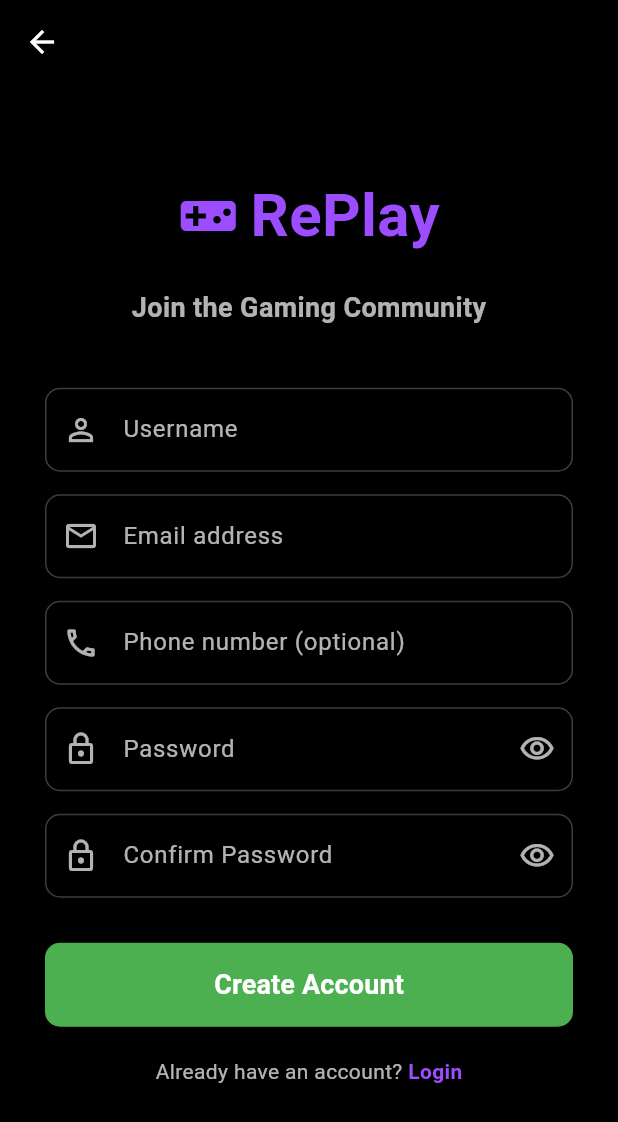
After one commit to lordseddik/MobDev-App, a Flutter app: the screen it shows after launch, after a tap on "Get Started", after a tap on "Sign Up", on a phone screen of 412 x 824 dp. The commit adds this screen. Shown: the top 1122 px of the screen. Run offline on Flutter 3.47's test engine with Material 3 defaults, Android fonts, the light colour scheme and no system bars; our stand-ins replace flutter_dotenv, supabase_flutter; accounts and stored records are empty.

Commit message:
added the login and register authentication

```diff
--- a/app/lib/screens/login_screen.dart
+++ b/app/lib/screens/login_screen.dart
@@ -1,8 +1,79 @@
+// FILE: lib/screens/login_screen.dart
+
 import 'package:flutter/material.dart';
+import '../services/auth_service.dart';
 import 'home_screen.dart';
+import 'register_screen.dart';
 
-class LoginScreen extends StatelessWidget {
+class LoginScreen extends StatefulWidget {
   const LoginScreen({super.key});
+
+  @override
+  State<LoginScreen> createState() => _LoginScreenState();
+}
+
+class _LoginScreenState extends State<LoginScreen> {
+  final AuthService _authService = AuthService();
+  final TextEditingController _emailController = TextEditingController();
+  final TextEditingController _passwordController = TextEditingController();
+  bool _isLoading = false;
+  bool _obscurePassword = true;
+
+  @override
+  void dispose() {
+    _emailController.dispose();
+    _passwordController.dispose();
+    super.dispose();
+  }
+
+  Future<void> _handleLogin() async {
+    // Validate inputs
+    if (_emailController.text.trim().isEmpty) {
+      _showErrorSnackbar('Please enter your email');
+      return;
+    }
+    if (_passwordController.text.isEmpty) {
+      _showErrorSnackbar('Please enter your password');
+      return;
+    }
+
+    setState(() => _isLoading = true);
+
+    try {
+      final user = await _authService.signIn(
+        _emailController.text.trim(),
+        _passwordController.text,
+      );
+
+      if (user != null && mounted) {
+        // Navigate to home screen
+        Navigator.pushReplacement(
+          context,
+          MaterialPageRoute(builder: (context) => const HomeScreen()),
+        );
+      } else if (mounted) {
+        _showErrorSnackbar('Invalid email or password');
+      }
+    } catch (e) {
+      if (mounted) {
+        _showErrorSnackbar('Login failed: ${e.toString()}');
+      }
+    } finally {
+      if (mounted) {
+        setState(() => _isLoading = false);
+      }
+    }
+  }
+
+  void _showErrorSnackbar(String message) {
+    ScaffoldMessenger.of(context).showSnackBar(
+      SnackBar(
+        content: Text(message),
+        backgroundColor: Colors.red,
+        behavior: SnackBarBehavior.floating,
+      ),
+    );
+  }
 
   @override
   Widget build(BuildContext context) {
@@ -14,16 +85,15 @@ class LoginScreen extends StatelessWidget {
           child: Column(
             mainAxisAlignment: MainAxisAlignment.center,
             children: [
-              Row(
+              const Row(
                 mainAxisAlignment: MainAxisAlignment.center,
-                children: const [
+                children: [
                   Icon(
                     Icons.videogame_asset,
                     color: Color(0xFF9C4DFF),
                     size: 40,
                   ),
                   SizedBox(width: 8),
-
                   Text(
                     'RePlay',
                     style: TextStyle(
@@ -34,9 +104,7 @@ class LoginScreen extends StatelessWidget {
                   ),
                 ],
               ),
-
               const SizedBox(height: 20),
-
               const Text(
                 'Unlock Your Gaming Universe',
                 style: TextStyle(
@@ -45,10 +113,13 @@ class LoginScreen extends StatelessWidget {
                   fontWeight: FontWeight.w600,
                 ),
               ),
-
               const SizedBox(height: 40),
 
+              // Email TextField
               TextField(
+                controller: _emailController,
+                enabled: !_isLoading,
+                keyboardType: TextInputType.emailAddress,
                 style: const TextStyle(color: Colors.white),
                 decoration: InputDecoration(
                   prefixIcon: const Icon(
@@ -67,18 +138,37 @@ class LoginScreen extends StatelessWidget {
                     borderRadius: BorderRadius.circular(10),
                     borderSide: const BorderSide(color: Color(0xFF9C4DFF)),
                   ),
+                  disabledBorder: OutlineInputBorder(
+                    borderRadius: BorderRadius.circular(10),
+                    borderSide: const BorderSide(color: Colors.white12),
                   ),
                 ),
-
+              ),
               const SizedBox(height: 15),
 
+              // Password TextField
               TextField(
-                obscureText: true,
+                controller: _passwordController,
+                enabled: !_isLoading,
+                obscureText: _obscurePassword,
                 style: const TextStyle(color: Colors.white),
                 decoration: InputDecoration(
                   prefixIcon: const Icon(
                     Icons.lock_outline,
                     color: Colors.white70,
+                  ),
+                  suffixIcon: IconButton(
+                    icon: Icon(
+                      _obscurePassword
+                          ? Icons.visibility_outlined
+                          : Icons.visibility_off_outlined,
+                      color: Colors.white70,
+                    ),
+                    onPressed: () {
+                      setState(() {
+                        _obscurePassword = !_obscurePassword;
+                      });
+                    },
                   ),
                   hintText: 'Password',
                   hintStyle: const TextStyle(color: Colors.white70),
@@ -92,28 +182,37 @@ class LoginScreen extends StatelessWidget {
                     borderRadius: BorderRadius.circular(10),
                     borderSide: const BorderSide(color: Color(0xFF9C4DFF)),
                   ),
+                  disabledBorder: OutlineInputBorder(
+                    borderRadius: BorderRadius.circular(10),
+                    borderSide: const BorderSide(color: Colors.white12),
                   ),
                 ),
-
+              ),
               const SizedBox(height: 30),
 
+              // Login Button
               SizedBox(
                 width: double.infinity,
                 child: ElevatedButton(
-                  onPressed: () {
-                    Navigator.pushReplacement(
-                      context,
-                      MaterialPageRoute(builder: (context) => HomeScreen()),
-                    );
-                  },
+                  onPressed: _isLoading ? null : _handleLogin,
                   style: ElevatedButton.styleFrom(
                     backgroundColor: const Color(0xFF9C4DFF),
+                    disabledBackgroundColor: const Color(0xFF9C4DFF).withOpacity(0.5),
                     padding: const EdgeInsets.symmetric(vertical: 15),
                     shape: RoundedRectangleBorder(
                       borderRadius: BorderRadius.circular(10),
                     ),
                   ),
-                  child: const Text(
+                  child: _isLoading
+                      ? const SizedBox(
+                          height: 20,
+                          width: 20,
+                          child: CircularProgressIndicator(
+                            color: Colors.white,
+                            strokeWidth: 2,
+                          ),
+                        )
+                      : const Text(
                           'Login',
                           style: TextStyle(
                             fontSize: 18,
@@ -123,15 +222,25 @@ class LoginScreen extends StatelessWidget {
                         ),
                 ),
               ),
-
               const SizedBox(height: 15),
 
+              // Sign Up Button
               SizedBox(
                 width: double.infinity,
                 child: ElevatedButton(
-                  onPressed: () {},
+                  onPressed: _isLoading
+                      ? null
+                      : () {
+                          Navigator.push(
+                            context,
+                            MaterialPageRoute(
+                              builder: (context) => const RegisterScreen(),
+                            ),
+                          );
+                        },
                   style: ElevatedButton.styleFrom(
                     backgroundColor: Colors.green,
+                    disabledBackgroundColor: Colors.green.withOpacity(0.5),
                     padding: const EdgeInsets.symmetric(vertical: 15),
                     shape: RoundedRectangleBorder(
                       borderRadius: BorderRadius.circular(10),
@@ -147,9 +256,7 @@ class LoginScreen extends StatelessWidget {
                   ),
                 ),
               ),
-
               const SizedBox(height: 40),
-
               const Icon(
                 Icons.videogame_asset_outlined,
                 color: Colors.white70,
--- /dev/null
+++ b/app/lib/screens/register_screen.dart
@@ -0,0 +1,404 @@
+// FILE: lib/screens/register_screen.dart
+
+import 'package:flutter/material.dart';
+import '../services/auth_service.dart';
+import 'home_screen.dart';
+
+class RegisterScreen extends StatefulWidget {
+  const RegisterScreen({super.key});
+
+  @override
+  State<RegisterScreen> createState() => _RegisterScreenState();
+}
+
+class _RegisterScreenState extends State<RegisterScreen> {
+  final AuthService _authService = AuthService();
+  final TextEditingController _userNameController = TextEditingController();
+  final TextEditingController _emailController = TextEditingController();
+  final TextEditingController _phoneController = TextEditingController();
+  final TextEditingController _passwordController = TextEditingController();
+  final TextEditingController _confirmPasswordController = TextEditingController();
+  bool _isLoading = false;
+  bool _obscurePassword = true;
+  bool _obscureConfirmPassword = true;
+
+  @override
+  void dispose() {
+    _userNameController.dispose();
+    _emailController.dispose();
+    _phoneController.dispose();
+    _passwordController.dispose();
+    _confirmPasswordController.dispose();
+    super.dispose();
+  }
+
+  Future<void> _handleSignUp() async {
+    // Validate inputs
+    if (_userNameController.text.trim().isEmpty) {
+      _showErrorSnackbar('Please enter your username');
+      return;
+    }
+    if (_emailController.text.trim().isEmpty) {
+      _showErrorSnackbar('Please enter your email');
+      return;
+    }
+    if (_passwordController.text.isEmpty) {
+      _showErrorSnackbar('Please enter your password');
+      return;
+    }
+    if (_passwordController.text.length < 6) {
+      _showErrorSnackbar('Password must be at least 6 characters');
+      return;
+    }
+    if (_passwordController.text != _confirmPasswordController.text) {
+      _showErrorSnackbar('Passwords do not match');
+      return;
+    }
+
+    setState(() => _isLoading = true);
+
+    try {
+      int? phoneNum;
+      if (_phoneController.text.trim().isNotEmpty) {
+        phoneNum = int.tryParse(_phoneController.text.trim());
+      }
+
+      final user = await _authService.signUp(
+        email: _emailController.text.trim(),
+        password: _passwordController.text,
+        userName: _userNameController.text.trim(),
+        phoneNum: phoneNum,
+      );
+
+      if (user != null && mounted) {
+        _showSuccessSnackbar('Account created successfully!');
+
+        // Navigate to home screen
+        Navigator.pushReplacement(
+          context,
+          MaterialPageRoute(builder: (context) => const HomeScreen()),
+        );
+      } else if (mounted) {
+        _showErrorSnackbar('Registration failed. Please try again.');
+      }
+    } catch (e) {
+      if (mounted) {
+        _showErrorSnackbar('Sign up failed: ${e.toString()}');
+      }
+    } finally {
+      if (mounted) {
+        setState(() => _isLoading = false);
+      }
+    }
+  }
+
+  void _showErrorSnackbar(String message) {
+    ScaffoldMessenger.of(context).showSnackBar(
+      SnackBar(
+        content: Text(message),
+        backgroundColor: Colors.red,
+        behavior: SnackBarBehavior.floating,
+      ),
+    );
+  }
+
+  void _showSuccessSnackbar(String message) {
+    ScaffoldMessenger.of(context).showSnackBar(
+      SnackBar(
+        content: Text(message),
+        backgroundColor: Colors.green,
+        behavior: SnackBarBehavior.floating,
+      ),
+    );
+  }
+
+  @override
+  Widget build(BuildContext context) {
+    return Scaffold(
+      backgroundColor: Colors.black,
+      appBar: AppBar(
+        backgroundColor: Colors.transparent,
+        elevation: 0,
+        leading: IconButton(
+          icon: const Icon(Icons.arrow_back, color: Colors.white),
+          onPressed: () => Navigator.pop(context),
+        ),
+      ),
+      body: Center(
+        child: SingleChildScrollView(
+          padding: const EdgeInsets.symmetric(horizontal: 30),
+          child: Column(
+            mainAxisAlignment: MainAxisAlignment.center,
+            children: [
+              const Row(
+                mainAxisAlignment: MainAxisAlignment.center,
+                children: [
+                  Icon(
+                    Icons.videogame_asset,
+                    color: Color(0xFF9C4DFF),
+                    size: 40,
+                  ),
+                  SizedBox(width: 8),
+                  Text(
+                    'RePlay',
+                    style: TextStyle(
+                      color: Color(0xFF9C4DFF),
+                      fontSize: 40,
+                      fontWeight: FontWeight.bold,
+                    ),
+                  ),
+                ],
+              ),
+              const SizedBox(height: 20),
+              const Text(
+                'Join the Gaming Community',
+                style: TextStyle(
+                  color: Colors.white70,
+                  fontSize: 18,
+                  fontWeight: FontWeight.w600,
+                ),
+              ),
+              const SizedBox(height: 40),
+
+              // Username TextField
+              TextField(
+                controller: _userNameController,
+                enabled: !_isLoading,
+                style: const TextStyle(color: Colors.white),
+                decoration: InputDecoration(
+                  prefixIcon: const Icon(
+                    Icons.person_outline,
+                    color: Colors.white70,
+                  ),
+                  hintText: 'Username',
+                  hintStyle: const TextStyle(color: Colors.white70),
+                  filled: true,
+                  fillColor: Colors.transparent,
+                  enabledBorder: OutlineInputBorder(
+                    borderRadius: BorderRadius.circular(10),
+                    borderSide: const BorderSide(color: Colors.white24),
+                  ),
+                  focusedBorder: OutlineInputBorder(
+                    borderRadius: BorderRadius.circular(10),
+                    borderSide: const BorderSide(color: Color(0xFF9C4DFF)),
+                  ),
+                  disabledBorder: OutlineInputBorder(
+                    borderRadius: BorderRadius.circular(10),
+                    borderSide: const BorderSide(color: Colors.white12),
+                  ),
+                ),
+              ),
+              const SizedBox(height: 15),
+
+              // Email TextField
+              TextField(
+                controller: _emailController,
+                enabled: !_isLoading,
+                keyboardType: TextInputType.emailAddress,
+                style: const TextStyle(color: Colors.white),
+                decoration: InputDecoration(
+                  prefixIcon: const Icon(
+                    Icons.email_outlined,
+                    color: Colors.white70,
+                  ),
+                  hintText: 'Email address',
+                  hintStyle: const TextStyle(color: Colors.white70),
+                  filled: true,
+                  fillColor: Colors.transparent,
+                  enabledBorder: OutlineInputBorder(
+                    borderRadius: BorderRadius.circular(10),
+                    borderSide: const BorderSide(color: Colors.white24),
+                  ),
+                  focusedBorder: OutlineInputBorder(
+                    borderRadius: BorderRadius.circular(10),
+                    borderSide: const BorderSide(color: Color(0xFF9C4DFF)),
+                  ),
+                  disabledBorder: OutlineInputBorder(
+                    borderRadius: BorderRadius.circular(10),
+                    borderSide: const BorderSide(color: Colors.white12),
+                  ),
+                ),
+              ),
+              const SizedBox(height: 15),
+
+              // Phone TextField (Optional)
+              TextField(
+                controller: _phoneController,
+                enabled: !_isLoading,
+                keyboardType: TextInputType.phone,
+                style: const TextStyle(color: Colors.white),
+                decoration: InputDecoration(
+                  prefixIcon: const Icon(
+                    Icons.phone_outlined,
+                    color: Colors.white70,
+                  ),
+                  hintText: 'Phone number (optional)',
+                  hintStyle: const TextStyle(color: Colors.white70),
+                  filled: true,
+                  fillColor: Colors.transparent,
+                  enabledBorder: OutlineInputBorder(
+                    borderRadius: BorderRadius.circular(10),
+                    borderSide: const BorderSide(color: Colors.white24),
+                  ),
+                  focusedBorder: OutlineInputBorder(
+                    borderRadius: BorderRadius.circular(10),
+                    borderSide: const BorderSide(color: Color(0xFF9C4DFF)),
+                  ),
+                  disabledBorder: OutlineInputBorder(
+                    borderRadius: BorderRadius.circular(10),
+                    borderSide: const BorderSide(color: Colors.white12),
+                  ),
+                ),
+              ),
+              const SizedBox(height: 15),
+
+              // Password TextField
+              TextField(
+                controller: _passwordController,
+                enabled: !_isLoading,
+                obscureText: _obscurePassword,
+                style: const TextStyle(color: Colors.white),
+                decoration: InputDecoration(
+                  prefixIcon: const Icon(
+                    Icons.lock_outline,
+                    color: Colors.white70,
+                  ),
+                  suffixIcon: IconButton(
+                    icon: Icon(
+                      _obscurePassword
+                          ? Icons.visibility_outlined
+                          : Icons.visibility_off_outlined,
+                      color: Colors.white70,
+                    ),
+                    onPressed: () {
+                      setState(() {
+                        _obscurePassword = !_obscurePassword;
+                      });
+                    },
+                  ),
+                  hintText: 'Password',
+                  hintStyle: const TextStyle(color: Colors.white70),
+                  filled: true,
+                  fillColor: Colors.transparent,
+                  enabledBorder: OutlineInputBorder(
+                    borderRadius: BorderRadius.circular(10),
+                    borderSide: const BorderSide(color: Colors.white24),
+                  ),
+                  focusedBorder: OutlineInputBorder(
+                    borderRadius: BorderRadius.circular(10),
+                    borderSide: const BorderSide(color: Color(0xFF9C4DFF)),
+                  ),
+                  disabledBorder: OutlineInputBorder(
+                    borderRadius: BorderRadius.circular(10),
+                    borderSide: const BorderSide(color: Colors.white12),
+                  ),
+                ),
+              ),
+              const SizedBox(height: 15),
+
+              // Confirm Password TextField
+              TextField(
+                controller: _confirmPasswordController,
+                enabled: !_isLoading,
+                obscureText: _obscureConfirmPassword,
+                style: const TextStyle(color: Colors.white),
+                decoration: InputDecoration(
+                  prefixIcon: const Icon(
+                    Icons.lock_outline,
+                    color: Colors.white70,
+                  ),
+                  suffixIcon: IconButton(
+                    icon: Icon(
+                      _obscureConfirmPassword
+                          ? Icons.visibility_outlined
+                          : Icons.visibility_off_outlined,
+                      color: Colors.white70,
+                    ),
+                    onPressed: () {
+                      setState(() {
+                        _obscureConfirmPassword = !_obscureConfirmPassword;
+                      });
+                    },
+                  ),
+                  hintText: 'Confirm Password',
+                  hintStyle: const TextStyle(color: Colors.white70),
+                  filled: true,
+                  fillColor: Colors.transparent,
+                  enabledBorder: OutlineInputBorder(
+                    borderRadius: BorderRadius.circular(10),
+                    borderSide: const BorderSide(color: Colors.white24),
+                  ),
+                  focusedBorder: OutlineInputBorder(
+                    borderRadius: BorderRadius.circular(10),
+                    borderSide: const BorderSide(color: Color(0xFF9C4DFF)),
+                  ),
+                  disabledBorder: OutlineInputBorder(
+                    borderRadius: BorderRadius.circular(10),
+                    borderSide: const BorderSide(color: Colors.white12),
+                  ),
+                ),
+              ),
+              const SizedBox(height: 30),
+
+              // Sign Up Button
+              SizedBox(
+                width: double.infinity,
+                child: ElevatedButton(
+                  onPressed: _isLoading ? null : _handleSignUp,
+                  style: ElevatedButton.styleFrom(
+                    backgroundColor: Colors.green,
+                    disabledBackgroundColor: Colors.green.withOpacity(0.5),
+                    padding: const EdgeInsets.symmetric(vertical: 15),
+                    shape: RoundedRectangleBorder(
+                      borderRadius: BorderRadius.circular(10),
+                    ),
+                  ),
+                  child: _isLoading
+                      ? const SizedBox(
+                          height: 20,
+                          width: 20,
+                          child: CircularProgressIndicator(
+                            color: Colors.white,
+                            strokeWidth: 2,
+                          ),
+                        )
+                      : const Text(
+                          'Create Account',
+                          style: TextStyle(
+                            fontSize: 18,
+                            fontWeight: FontWeight.bold,
+                            color: Colors.white,
+                          ),
+                        ),
+                ),
+              ),
+              const SizedBox(height: 20),
+
+              // Already have an account
+              Row(
+                mainAxisAlignment: MainAxisAlignment.center,
+                children: [
+                  const Text(
+                    'Already have an account? ',
+                    style: TextStyle(color: Colors.white70),
+                  ),
+                  GestureDetector(
+                    onTap: _isLoading ? null : () => Navigator.pop(context),
+                    child: const Text(
+                      'Login',
+                      style: TextStyle(
+                        color: Color(0xFF9C4DFF),
+                        fontWeight: FontWeight.bold,
+                      ),
+                    ),
+                  ),
+                ],
+              ),
+              const SizedBox(height: 40),
+            ],
+          ),
+        ),
+      ),
+    );
+  }
+}
--- /dev/null
+++ b/app/lib/services/auth_service.dart
@@ -0,0 +1,103 @@
+// FILE: lib/services/auth_service.dart
+
+import 'package:supabase_flutter/supabase_flutter.dart';
+import 'supabase_service.dart';
+import '../models/user_model.dart';
+import 'user_service.dart';
+
+class AuthService {
+  final _supabase = SupabaseService.client;
+  final _userService = UserService();
+
+  // Sign Up - Creates auth user AND database user record
+  Future<User?> signUp({
+    required String email,
+    required String password,
+    required String userName,
+    int? phoneNum,
+    String? imageUrl,
+  }) async {
+    try {
+      // 1. Create auth user
+      final authResponse = await _supabase.auth.signUp(
+        email: email,
+        password: password,
+      );
+
+      if (authResponse.user != null) {
+        // 2. Create user record in database
+        final userModel = UserModel(
+          userName: userName,
+          email: email,
+          phoneNum: phoneNum,
+          password: password, // In production, don't store plain passwords!
+          imageUrl: imageUrl,
+        );
+
+        await _userService.createUser(userModel);
+
+        return authResponse.user;
+      }
+
+      return null;
+    } catch (e) {
+      print('Error signing up: $e');
+      rethrow;
+    }
+  }
+
+  // Sign In
+  Future<User?> signIn(String email, String password) async {
+    try {
+      final response = await _supabase.auth.signInWithPassword(
+        email: email,
+        password: password,
+      );
+
+      return response.user;
+    } catch (e) {
+      print('Error signing in: $e');
+      rethrow;
+    }
+  }
+
+  // Sign Out
+  Future<void> signOut() async {
+    try {
+      await _supabase.auth.signOut();
+    } catch (e) {
+      print('Error signing out: $e');
+      rethrow;
+    }
+  }
+
+  // Get Current User
+  User? getCurrentUser() {
+    return _supabase.auth.currentUser;
+  }
+
+  // Check if user is signed in
+  bool isSignedIn() {
+    return _supabase.auth.currentUser != null;
+  }
+
+  // Listen to auth state changes
+  Stream<AuthState> get authStateChanges {
+    return _supabase.auth.onAuthStateChange;
+  }
+
+  // Get user ID
+  String? getUserId() {
+    return _supabase.auth.currentUser?.id;
+  }
+
+  // Reset Password
+  Future<void> resetPassword(String email) async {
+    try {
+      await _supabase.auth.resetPasswordForEmail(email);
+    } catch (e) {
+      print('Error resetting password: $e');
+      rethrow;
+    }
+  }
+}
```
Lines whose indentation alone changed are shown as unchanged.
